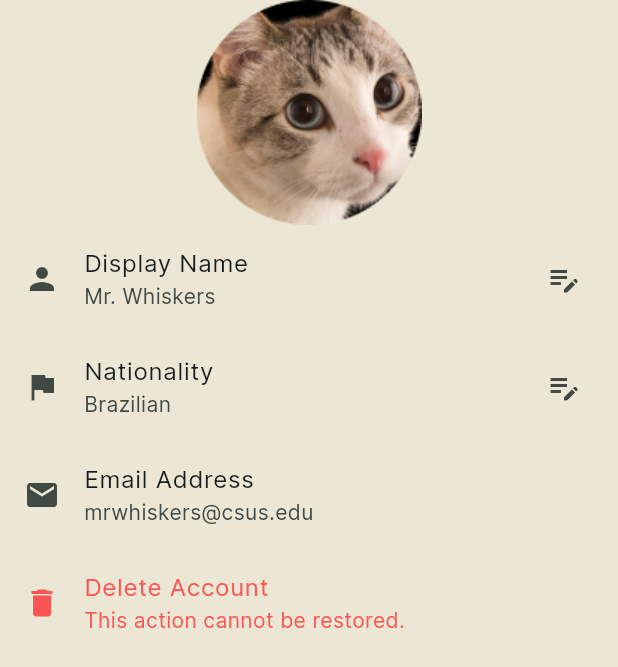
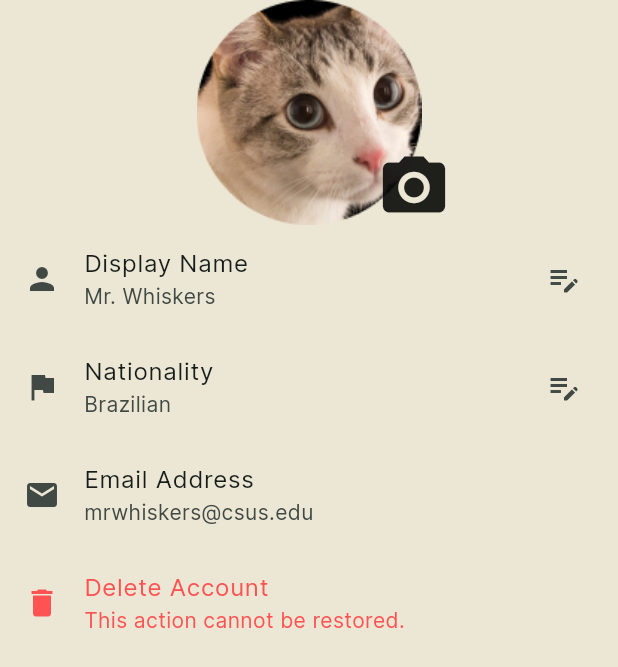
Before and after one commit to Name-ISS-for-the-lowest/mainproject, a Flutter app: the ProfilePage screen opened directly, on a phone screen of 412 x 824 dp. Shown: the top 667 px of the screen. Run offline on Flutter 3.47's test engine with Material 2 defaults, Android fonts, the light colour scheme and no system bars; our stand-ins replace cookie_jar, dio, dio_cookie_manager, flutter_hooks, flutter_svg, html_unescape; missing offline and left inert: memoized.

Commit message:
Adjusted Camera Layout

```diff
--- a/frontend/lib/views/ProfilePage.dart
+++ b/frontend/lib/views/ProfilePage.dart
@@ -24,15 +24,48 @@ class _ProfilePageState extends State<ProfilePage> {
       body: ListView(
         children: [
 
-          Container(
-            child: Image.asset(
-              profilePicture,
-              height: 150,
-              width: 150,
-              //trailing: Icon(Icons.camera_alt),
-            ),
+          Stack(
 
+
+            children: <Widget>[
+
+              Positioned(
+                child: Align(
+                  alignment: Alignment.center,
+                  child: Image.asset(
+                  profilePicture,
+                  height: 150,
+                  width: 150,
+                ),
+                ),
+              ),
+
+
+
+              Positioned.fill(
+                left: 140,
+                child: Align(
+                  alignment: Alignment.bottomCenter,
+                  child: const Icon(
+                    Icons.camera_alt,
+                    size: 50,
+                    )
+
+                ),
+                ),
+            ],
           ),
+
+
+          // Container(
+          //   child: Image.asset(
+          //     profilePicture,
+          //     height: 150,
+          //     width: 150,
+          //     //trailing: Icon(Icons.camera_alt),
+          //   ),
+
+          // ),
 
 
 
```
